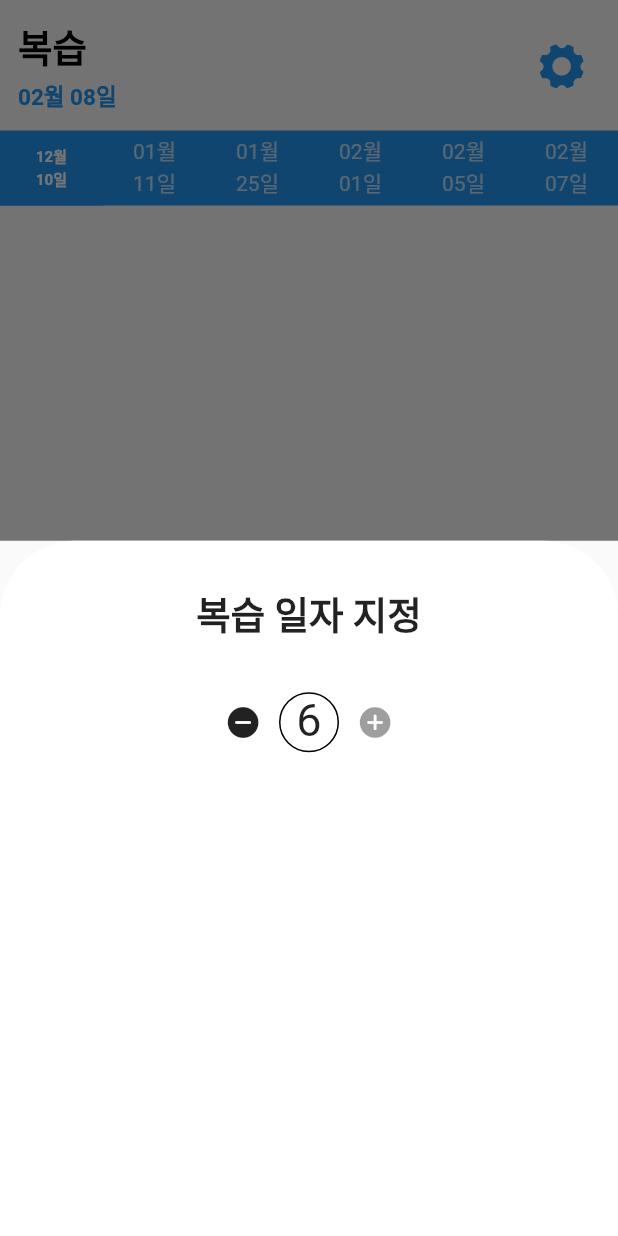
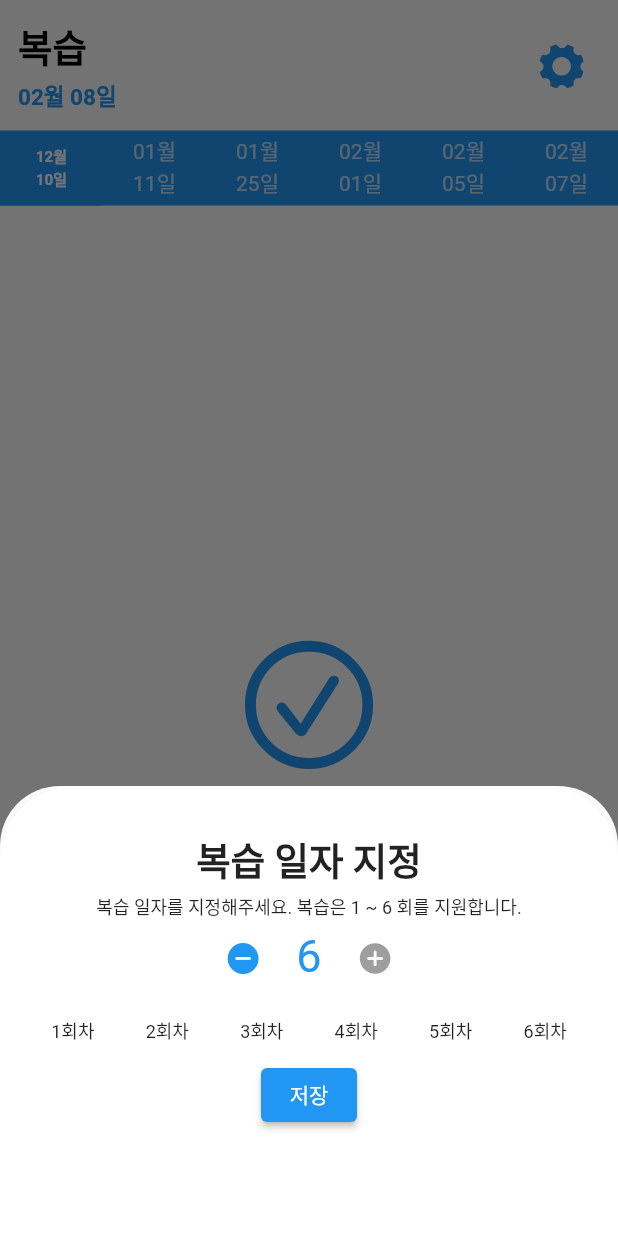
Before and after one commit to dwkim0101/univcal, a Flutter app: the StudyReminderView screen opened directly, after a tap on an icon or button, on a phone screen of 412 x 824 dp. Run offline on Flutter 3.47's test engine with Material 2 defaults, Android fonts, the phone set to English and light mode, and no system bars; our stand-ins replace table_calendar.

Commit message:
calendar part renew, Review Setting modal

```diff
--- a/lib/screens/todo.dart
+++ b/lib/screens/todo.dart
@@ -17,7 +17,6 @@ class StudyReminderView extends StatefulWidget {
 
 class _StudyReminderViewState extends State<StudyReminderView> {
   List<int> currentReviewDays = [60, 28, 14, 7, 3, 1];
-  int currentReviewDaysLength = 6;
   late final ValueNotifier<List<Event>> _selectedEvents;
   final DateTime _focusedDay = DateTime.now();
   DateTime? _selectedDay;
@@ -82,7 +81,7 @@ class _StudyReminderViewState extends State<StudyReminderView> {
                                 alignment: Alignment.center,
                                 padding: const EdgeInsets.only(left: 15),
                                 child: Text(
-                                  '${dayVariable * -1}일전 학습 내용이 없습니다!',
+                                  '${dayVariable * -1} 일전 학습 내용이 없습니다!',
                                   style: const TextStyle(
                                     color: Colors.blue,
                                     fontWeight: FontWeight.w600,
@@ -192,13 +191,18 @@ class _StudyReminderViewState extends State<StudyReminderView> {
               ),
               IconButton(
                 onPressed: () {
+                  int currentReviewDaysLength = currentReviewDays.length;
                   showModalBottomSheet(
+                      shape: RoundedRectangleBorder(
+                        borderRadius: BorderRadius.circular(40.0),
+                      ),
                       context: context,
+                      isScrollControlled: true,
                       builder: (context) {
-                        return StatefulBuilder(builder: (BuildContext context,
-                            StateSetter setState /*You can rename this!*/) {
+                        return StatefulBuilder(builder:
+                            (BuildContext context, StateSetter setState) {
                           return Container(
-                            height: 500, // 모달 높이 크기
+                            height: 300, // 모달 높이 크기
                             decoration: const BoxDecoration(
                               color: Colors.white, // 모달 배경색
                               borderRadius: BorderRadius.only(
@@ -215,17 +219,25 @@ class _StudyReminderViewState extends State<StudyReminderView> {
                                       fontWeight: FontWeight.bold,
                                       fontSize: 25),
                                 ),
-                                const SizedBox(height: 30),
+                                const SizedBox(height: 4),
+                                const Text(
+                                  '복습 일자를 지정해주세요. 복습은 1 ~ 6 회를 지원합니다.',
+                                  style: TextStyle(fontSize: 12),
+                                ),
+                                const SizedBox(height: 2),
                                 Row(
                                   mainAxisAlignment: MainAxisAlignment.center,
                                   children: [
                                     IconButton(
-                                      onPressed: () {
-                                        setState(() {
-                                          currentReviewDaysLength =
-                                              currentReviewDaysLength - 1;
-                                        });
-                                      },
+                                      color: Colors.blue,
+                                      onPressed: currentReviewDaysLength >= 2
+                                          ? () {
+                                              setState(() {
+                                                currentReviewDaysLength =
+                                                    currentReviewDaysLength - 1;
+                                              });
+                                            }
+                                          : null,
                                       icon: const Icon(
                                           CupertinoIcons.minus_circle_fill),
                                     ),
@@ -233,19 +245,79 @@ class _StudyReminderViewState extends State<StudyReminderView> {
                                       height: 40,
                                       width: 40,
                                       decoration: BoxDecoration(
+                                        color: Colors.white,
                                         shape: BoxShape.circle,
-                                        border: Border.all(),
+                                        border: Border.all(color: Colors.white),
                                       ),
                                       child: Text(
                                         '$currentReviewDaysLength',
                                         textAlign: TextAlign.center,
-                                        style: const TextStyle(fontSize: 30),
+                                        style: const TextStyle(
+                                            fontSize: 30, color: Colors.blue),
                                       ),
                                     ),
-                                    const IconButton(
-                                      onPressed: null,
-                                      icon: Icon(
+                                    IconButton(
+                                      color: Colors.blue,
+                                      onPressed: currentReviewDaysLength <= 5
+                                          ? () {
+                                              setState(() {
+                                                currentReviewDaysLength =
+                                                    currentReviewDaysLength + 1;
+                                              });
+                                            }
+                                          : null,
+                                      icon: const Icon(
                                           CupertinoIcons.add_circled_solid),
+                                    ),
+                                  ],
+                                ),
+                                const SizedBox(
+                                  height: 10,
+                                ),
+                                Column(
+                                  children: [
+                                    Row(
+                                      mainAxisAlignment:
+                                          MainAxisAlignment.spaceEvenly,
+                                      children: [
+                                        ...List<Widget>.generate(
+                                          currentReviewDaysLength,
+                                          (index) {
+                                            return Column(
+                                              children: [
+                                                //TODO: 모달 텍스트 필드 해결하기
+                                                // Container(
+                                                //   width: 50,
+                                                //   height: 50,
+                                                //   decoration: BoxDecoration(
+                                                //     border: Border.all(),
+                                                //     borderRadius:
+                                                //         BorderRadius.circular(
+                                                //             5),
+                                                //   ),
+                                                // ),
+                                                const SizedBox(
+                                                  height: 5,
+                                                ),
+                                                Text(
+                                                  '${index + 1}회차',
+                                                  style: const TextStyle(
+                                                      fontSize: 12),
+                                                ),
+                                              ],
+                                            );
+                                          },
+                                        ),
+                                      ],
+                                    ),
+                                    const SizedBox(
+                                      height: 10,
+                                    ),
+                                    ElevatedButton(
+                                      child: const Text('저장'),
+                                      onPressed: () => super.setState(() {
+                                        Navigator.pop(context);
+                                      }),
                                     ),
                                   ],
                                 ),
```
